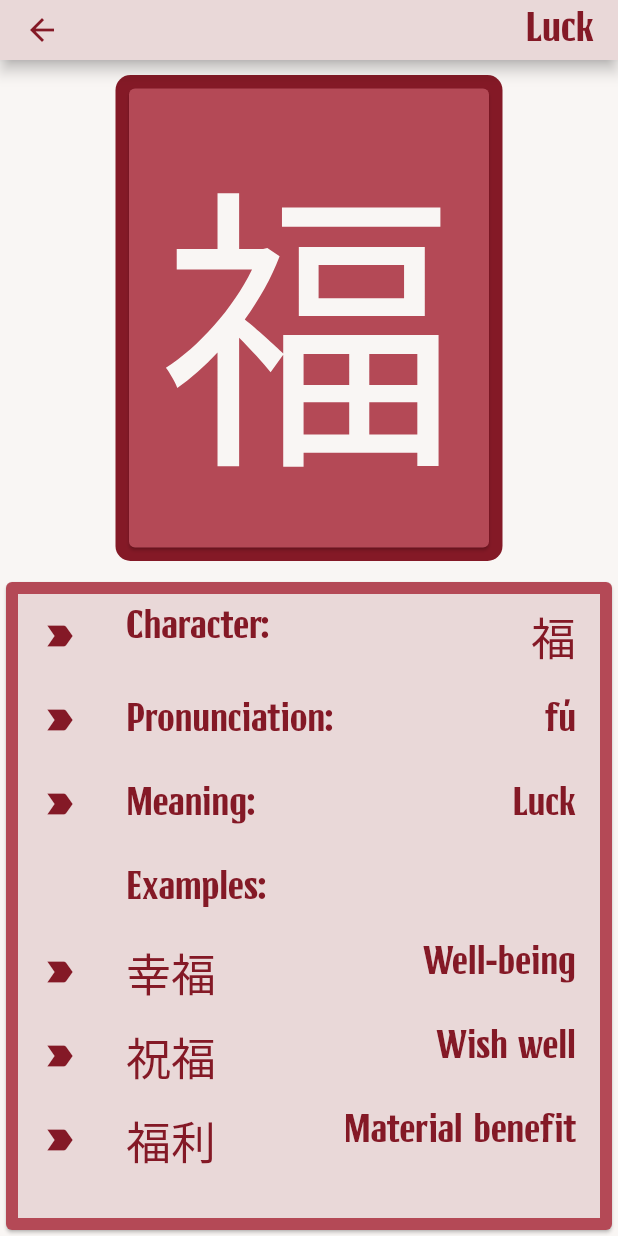
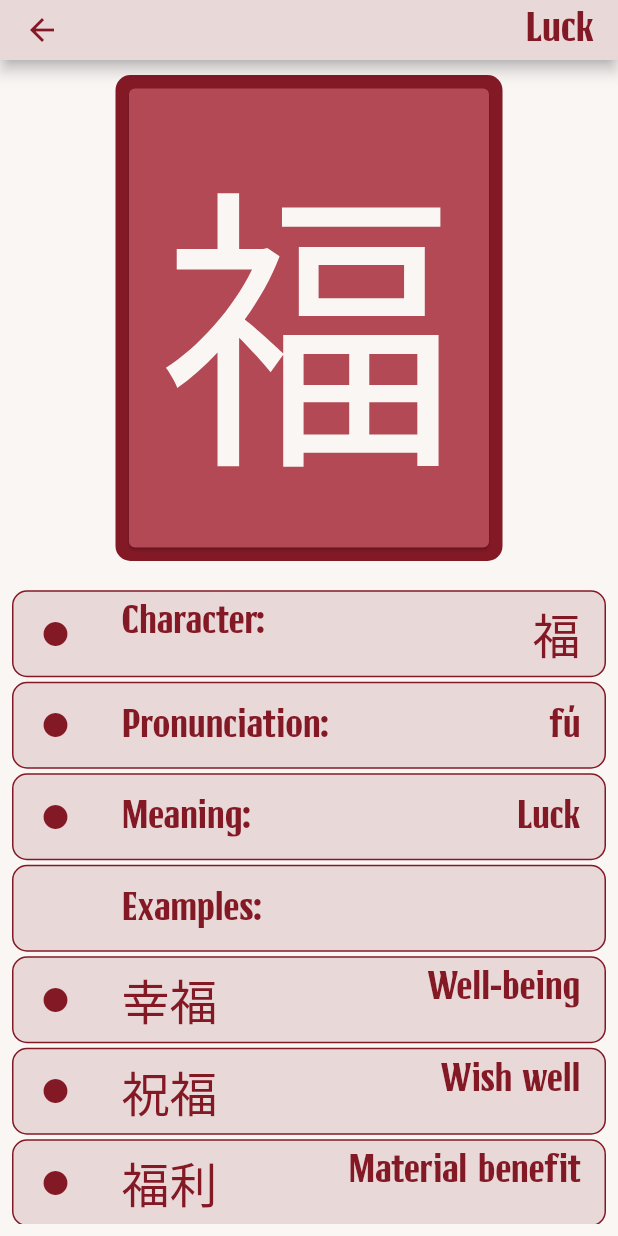
Before and after one commit to Tragikomedia/ChiCross, a Flutter app: the DescriptionScreen screen opened directly with empty values, on a phone screen of 412 x 824 dp. Run offline on Flutter 3.47's test engine with Material 2 defaults, Android fonts, the phone set to English and light mode, and no system bars; our stand-ins replace cloud_firestore, firebase_auth, firebase_core, flushbar, google_sign_in, shared_preferences and 1 more; missing offline and left inert: flutter_auth_buttons; accounts and stored records are empty; Roboto replaces fonts that are missing (MaShanZheng, XiaoWei).

Commit message:
Changed description card.

```diff
--- a/lib/components/game_comps/finished_game/victory_view.dart
+++ b/lib/components/game_comps/finished_game/victory_view.dart
@@ -25,7 +25,6 @@ class VictoryView extends StatelessWidget {
             child: DescriptionCard(
               gameNumber: gameNumber,
               textColor: colorSet.strongestColor,
-              borderColor: colorSet.secondaryColor,
               backgroundColor: colorSet.intermediaryColor,))
     ],);
   }
--- a/lib/components/shared_comps/description_card/description_card.dart
+++ b/lib/components/shared_comps/description_card/description_card.dart
@@ -8,12 +8,11 @@ import 'package:provider/provider.dart';
 class DescriptionCard extends StatelessWidget {
   final int gameNumber;
   final Color textColor;
-  final Color borderColor;
   final Color backgroundColor;
   final List examples;
   final description;
 
-  DescriptionCard({@required this.gameNumber, @required this.textColor, @required this.borderColor, @required this.backgroundColor}):
+  DescriptionCard({@required this.gameNumber, @required this.textColor, @required this.backgroundColor}):
   description = picrossList[gameNumber].description,
   examples = picrossList[gameNumber].examples;
 
@@ -21,28 +20,24 @@ class DescriptionCard extends StatelessWidget {
     var loc = localization[Provider.of<PreferencesProvider>(context, listen: false).language]['game'];
     var picrLoc = localization[Provider.of<PreferencesProvider>(context, listen: false).language]['picross'][gameNumber];
     List<DescriptionTextTile> textTiles = [
-      DescriptionTextTile(firstText: '${loc['character']}: ', textColor: textColor, secondText: description.character, isSecondTextChinese: true,),
-      DescriptionTextTile(firstText: '${loc['pronunciation']}: ', secondText: description.chinesePronunciation, textColor: textColor,),
-      DescriptionTextTile(firstText: '${loc['meaning']}: ', secondText: picrLoc[description.meaning], textColor: textColor,),
-      DescriptionTextTile(firstText: '${loc['examples']}:', textColor: textColor,),
+      DescriptionTextTile(firstText: '${loc['character']}: ', textColor: textColor, backgroundColor: backgroundColor, secondText: description.character, isSecondTextChinese: true,),
+      DescriptionTextTile(firstText: '${loc['pronunciation']}: ', secondText: description.chinesePronunciation, textColor: textColor, backgroundColor: backgroundColor),
+      DescriptionTextTile(firstText: '${loc['meaning']}: ', secondText: picrLoc[description.meaning], textColor: textColor, backgroundColor: backgroundColor),
+      DescriptionTextTile(firstText: '${loc['examples']}:', textColor: textColor, backgroundColor: backgroundColor),
     ];
     for (var example in examples) {
-      textTiles.add(DescriptionTextTile(firstText: example.word, isFirstTextChinese: true, secondText: picrLoc[example.meaning], textColor: textColor,));
+      textTiles.add(DescriptionTextTile(firstText: example.word, isFirstTextChinese: true, secondText: picrLoc[example.meaning], textColor: textColor, backgroundColor: backgroundColor));
     }
     return textTiles;
   }
 
   @override
   Widget build(BuildContext context) {
-    return Card(color: borderColor,
-      child: Padding(
-        padding: EdgeInsets.all(8.0),
-        child: Container(
-          color: backgroundColor,
-          child: ListView(
-            scrollDirection: Axis.vertical,
-            children: _getTextTiles(context),),
-        ),
-      ),);
+    return Padding(
+      padding: EdgeInsets.all(8.0),
+      child: ListView(
+        scrollDirection: Axis.vertical,
+        children: _getTextTiles(context),),
+    );
   }
 }
--- a/lib/components/shared_comps/description_card/description_text.dart
+++ b/lib/components/shared_comps/description_card/description_text.dart
@@ -14,7 +14,7 @@ class DescriptionText extends StatelessWidget {
       text,
       style: TextStyle(
         color: color,
-        fontSize: isChinese ? kDescriptionTextFontSize + 4 : kDescriptionTextFontSize,
+        fontSize: isChinese ? kDescriptionTextFontSize + 6 : kDescriptionTextFontSize,
         fontFamily: isChinese ? 'XiaoWei' : 'Cyrulik',
       ),
     );
--- a/lib/components/shared_comps/description_card/description_text_tile.dart
+++ b/lib/components/shared_comps/description_card/description_text_tile.dart
@@ -7,18 +7,31 @@ class DescriptionTextTile extends StatelessWidget {
   final bool isFirstTextChinese;
   final bool isSecondTextChinese;
   final Color textColor;
+  final Color backgroundColor;
 
-  DescriptionTextTile({@required this.textColor, @required this.firstText, this.secondText, this.isFirstTextChinese = false, this.isSecondTextChinese = false});
+  DescriptionTextTile({@required this.textColor, @required this.backgroundColor, @required this.firstText, this.secondText, this.isFirstTextChinese = false, this.isSecondTextChinese = false});
 
   @override
   Widget build(BuildContext context) {
-    return ListTile(
-      leading: secondText != null ? Icon(Icons.label_important, color: textColor,) : SizedBox.shrink(),
-      title: Wrap(alignment: WrapAlignment.spaceBetween,
-      children: [
-        DescriptionText(text: firstText, color: textColor, isChinese: isFirstTextChinese,),
-        secondText != null ? DescriptionText(text: secondText, color: textColor, isChinese: isSecondTextChinese,) : SizedBox.shrink()
-      ],),
+    return Padding(
+      padding: const EdgeInsets.symmetric(vertical: 1.5),
+      child: Container(
+        decoration: BoxDecoration(
+          color: backgroundColor,
+          border: Border.all(
+            color: textColor,
+            width: 1.0,
+          ),
+          borderRadius: BorderRadius.circular(10.0),),
+        child: ListTile(
+          leading: secondText != null ? Icon(Icons.fiber_manual_record, color: textColor,) : SizedBox.shrink(),
+          title: Wrap(alignment: WrapAlignment.spaceBetween,
+          children: [
+            DescriptionText(text: firstText, color: textColor, isChinese: isFirstTextChinese,),
+            secondText != null ? DescriptionText(text: secondText, color: textColor, isChinese: isSecondTextChinese,) : SizedBox.shrink()
+          ],),
+        ),
+      ),
     );
   }
 }
--- a/lib/screens/description_screen.dart
+++ b/lib/screens/description_screen.dart
@@ -52,7 +52,6 @@ class DescriptionScreen extends StatelessWidget {
                     child: DescriptionCard(
                       gameNumber: gameNumber,
                       textColor: colorSet.strongestColor,
-                      borderColor: colorSet.secondaryColor,
                       backgroundColor: colorSet.intermediaryColor,
                     ))
               ],
@@ -74,7 +73,6 @@ class DescriptionScreen extends StatelessWidget {
                     child: DescriptionCard(
                       gameNumber: gameNumber,
                       textColor: colorSet.strongestColor,
-                      borderColor: colorSet.secondaryColor,
                       backgroundColor: colorSet.intermediaryColor,
                     ))
               ],
```
